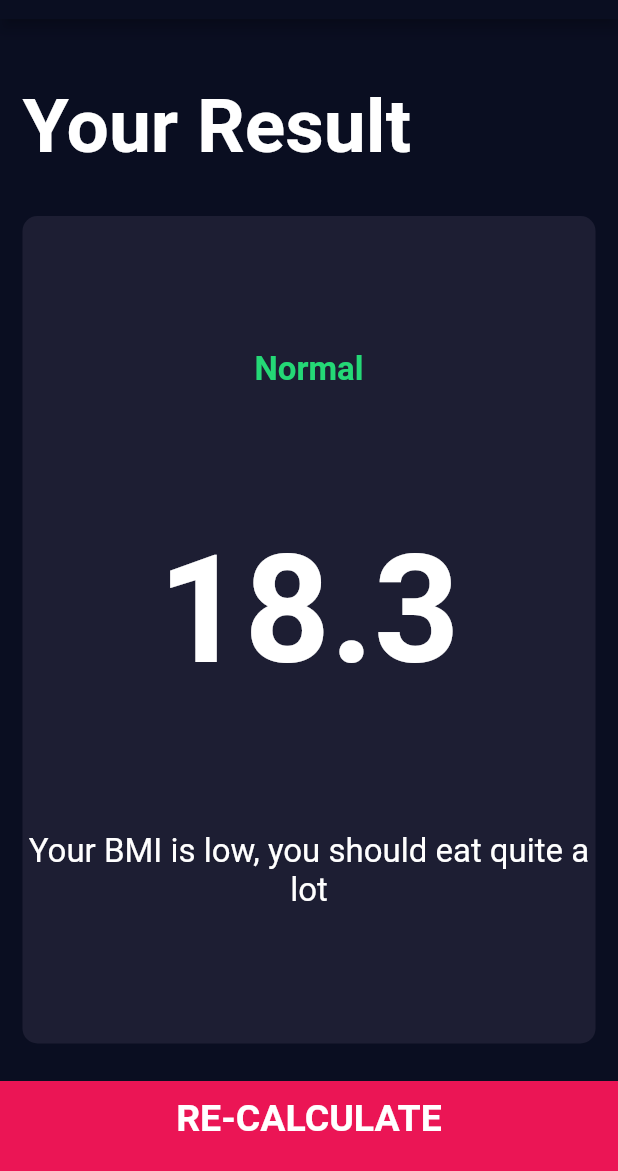
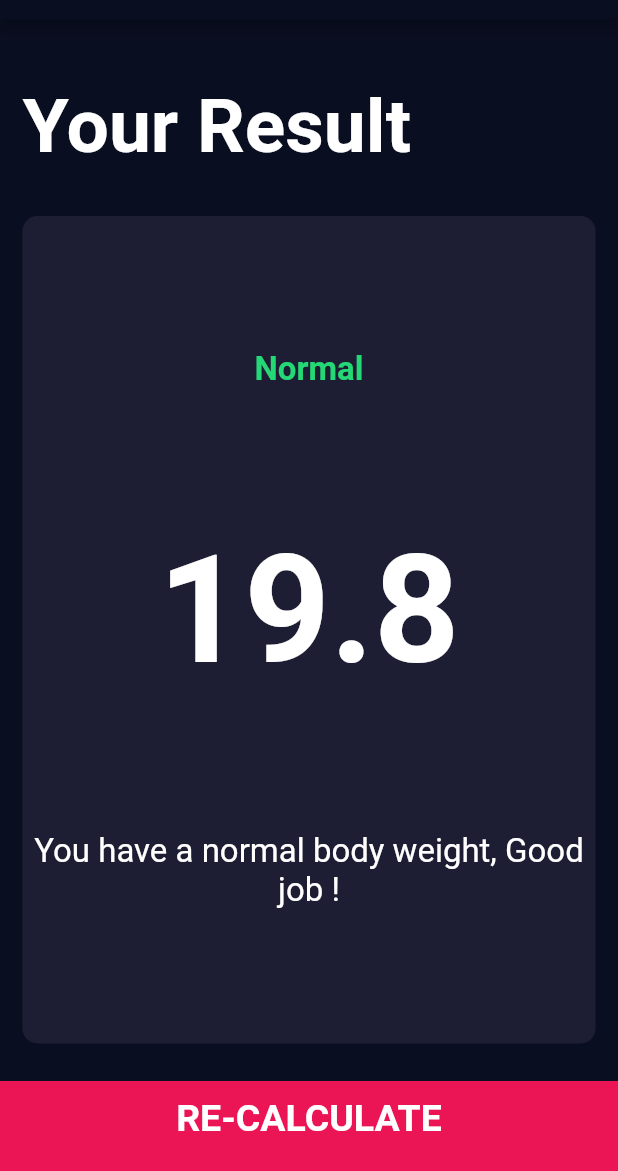
Before and after one commit to Vetrivelkv/bmi_flutter, a Flutter app: the screen it shows after launch, after a tap on "CALCULATE", on a phone screen of 412 x 824 dp, the part 65-1236 px from its top. Run offline on Flutter 3.47's test engine with Material 2 defaults, Android fonts, the phone set to English and light mode, and no system bars; our stand-ins replace font_awesome_flutter.

Commit message:
Calculator brain

```diff
--- /dev/null
+++ b/lib/calculator_brain.dart
@@ -0,0 +1,34 @@
+import 'dart:math';
+
+class CalculatorBrain {
+  CalculatorBrain({required this.weight,required this.height});
+
+  final int height;
+  final int weight;
+  double _bmi = 0.0;
+
+  String CalculatorBmI() {
+    _bmi = weight/ pow(height/ 100, 2);
+    return _bmi.toStringAsFixed(1);
+  }
+
+  String getResult() {
+    if (_bmi >= 25) {
+      return 'OverWeight';
+    } else if (_bmi >= 18.5) {
+      return 'Normal';
+    } else {
+      return 'UnderWeight';
+    }
+  }
+
+  String getInterpretation() {
+    if (_bmi >= 25) {
+      return 'You have a higher than normal body weight. Try to exercise more';
+    } else if (_bmi >= 18.5) {
+      return 'You have a normal body weight, Good job !';
+    } else {
+      return 'You have lower than normal body weight, You can eat a bit more';
+    }
+  }
+}
--- a/lib/components/bottom_button.dart
+++ b/lib/components/bottom_button.dart
@@ -1,5 +1,5 @@
 import 'package:flutter/material.dart';
-import '../constants.dart';
+import 'package:bmi/constants.dart';
 
 class BottomButton extends StatelessWidget {
 
--- a/lib/components/icon_content.dart
+++ b/lib/components/icon_content.dart
@@ -1,5 +1,5 @@
 import 'package:flutter/material.dart';
-import '../constants.dart';
+import 'package:bmi/constants.dart';
 
 
 class IconContent extends StatelessWidget {
--- a/lib/components/roundIcon_button.dart
+++ b/lib/components/roundIcon_button.dart
@@ -1,5 +1,4 @@
 import 'package:flutter/material.dart';
-import '../constants.dart';
 
 class RoundIconButton extends StatelessWidget {
   const RoundIconButton({this.icon, this.onPress});
--- a/lib/screens/input_page.dart
+++ b/lib/screens/input_page.dart
@@ -6,6 +6,7 @@ import 'package:bmi/components/reusable_card.dart';
 import 'package:bmi/constants.dart';
 import 'package:bmi/screens/results_page.dart';
 import 'package:bmi/components/roundIcon_button.dart';
+import 'package:bmi/calculator_brain.dart';
 
 enum Gender { none, male, female }
 
@@ -191,7 +192,12 @@ class _InputPageState extends State<InputPage> {
               ],
             )),
             BottomButton(onTap: (){
-              Navigator.push(context, MaterialPageRoute(builder:(context)=> ResultPage()));
+              CalculatorBrain cal=CalculatorBrain(height: height,weight: weight);
+              Navigator.push(context, MaterialPageRoute(builder:(context)=> ResultPage(
+                bmiResult: cal.CalculatorBmI(),
+                resultText: cal.getResult(),
+                interpretation: cal.getInterpretation(),
+              )));
             },buttonTitle: 'CALCULATE',)
           ],
         ));
--- a/lib/screens/results_page.dart
+++ b/lib/screens/results_page.dart
@@ -1,11 +1,19 @@
 import 'package:bmi/components/bottom_button.dart';
-import 'package:bmi/screens//input_page.dart';
 import 'package:bmi/components/reusable_card.dart';
 import 'package:flutter/material.dart';
 import 'package:bmi/constants.dart';
-import 'package:bmi/screens/results_page.dart';
+
 
 class ResultPage extends StatelessWidget {
+
+  ResultPage({required this.bmiResult,required this.resultText,required this.interpretation});
+
+
+  final String bmiResult;
+  final String resultText;
+  final String interpretation;
+
+
   @override
   Widget build(BuildContext context) {
     return Scaffold(
@@ -32,17 +40,17 @@ class ResultPage extends StatelessWidget {
               cardChild: Column(
                 mainAxisAlignment: MainAxisAlignment.spaceEvenly,
                 crossAxisAlignment: CrossAxisAlignment.center,
-                children: const [
+                children: <Widget> [
                   Text(
-                    'Normal',
+                    resultText,
                     style: kresultStyle,
                   ),
                   Text(
-                    '18.3',
+                    bmiResult,
                     style: kBMItextStyle,
                   ),
                   Text(
-                    'Your BMI is low, you should eat quite a lot',
+                    interpretation,
                     textAlign: TextAlign.center,
                     style: kbodyTextStyle,
                   )
```
